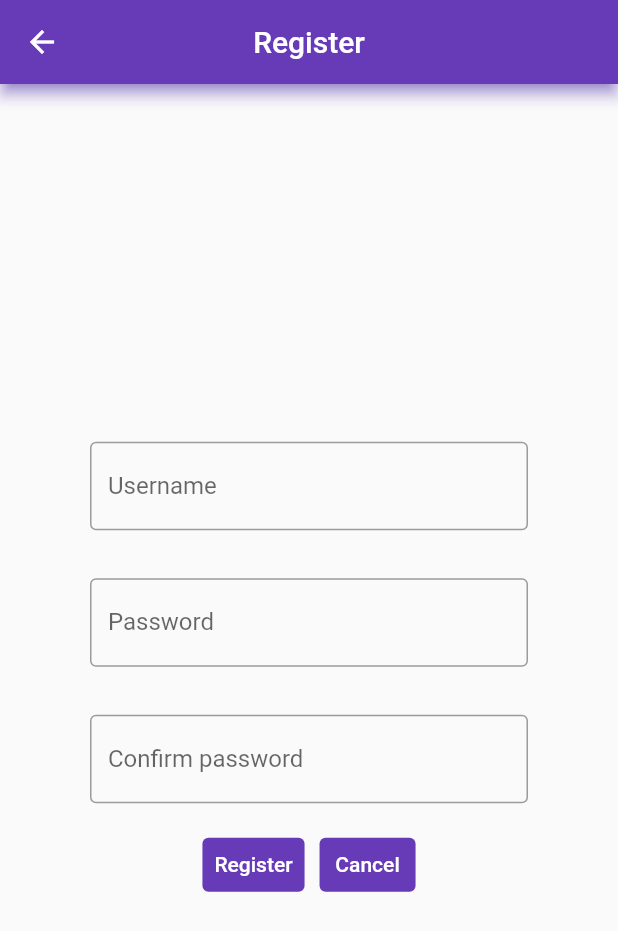
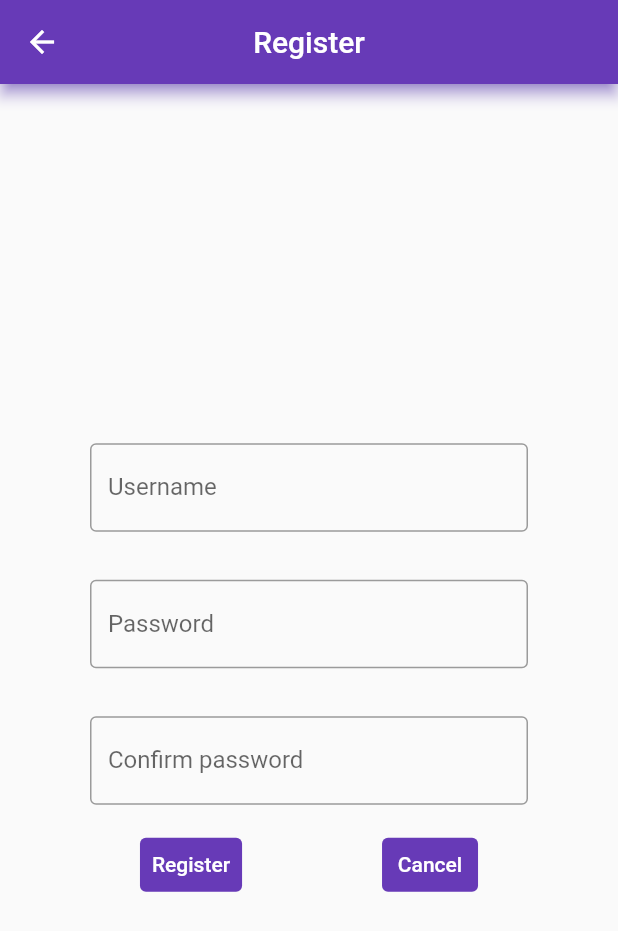
Before and after one commit to huugolopeez/Actividad2Din, a Flutter app: the PerfilView screen opened by its route, after a tap on "Cancelar", after a tap on "Register", on a phone screen of 412 x 824 dp. Shown: the top 931 px of the screen. Run offline on Flutter 3.47's test engine with Material 2 defaults, Android fonts, the light colour scheme and no system bars; our stand-ins replace cloud_firestore, firebase_auth, firebase_core; accounts and stored records are empty; generated files the repository leaves out were written again; network calls fail.

Commit message:
Commit creacion HLTextButton e implementacion de la misma:  -Creacion de una clase de personalizacion de TextButton  -Implementacion de la clase en LoginView, RegisterView y PerfilView

```diff
--- a/lib/custom/BottomMenu.dart
+++ b/lib/custom/BottomMenu.dart
@@ -13,7 +13,7 @@ class BottomMenu extends StatelessWidget {
       children: [
         TextButton(onPressed: () => evento!(0), child: Icon(Icons.list, color: Colors.deepPurpleAccent)),
         TextButton(onPressed: () => evento!(1), child: Icon(Icons.grid_view, color: Colors.deepPurpleAccent))
-      ],
+      ]
     );
   }
 
--- /dev/null
+++ b/lib/custom/HLTextButton.dart
@@ -0,0 +1,38 @@
+import 'package:flutter/material.dart';
+
+class HLTextButton extends StatelessWidget {
+
+  Function(int indice)? evento;
+  Widget sText0;
+  Widget sText1;
+
+  HLTextButton({Key? key,
+    required this.sText0,
+    required this.sText1,
+    this.evento
+  }) : super(key : key);
+
+  @override
+  Widget build(BuildContext context) {
+
+    return Row(
+      mainAxisAlignment: MainAxisAlignment.spaceEvenly,
+      children: [
+        TextButton(
+          onPressed: () => evento!(0),
+          child: sText0,
+          style: ButtonStyle(
+            backgroundColor: MaterialStateProperty.all(Colors.deepPurple),
+            foregroundColor: MaterialStateProperty.all(Colors.white)
+          )),
+        TextButton(
+          onPressed: () => evento!(1),
+          child: sText1,
+          style: ButtonStyle(
+            backgroundColor: MaterialStateProperty.all(Colors.deepPurple),
+            foregroundColor: MaterialStateProperty.all(Colors.white)
+          ))
+      ]
+    );
+  }
+}
--- a/lib/main/HomeView.dart
+++ b/lib/main/HomeView.dart
@@ -16,7 +16,7 @@ class _HomeViewState extends State<HomeView> {
 
   FirebaseFirestore db = FirebaseFirestore.instance;
   final List<FbPost> posts = [];
-  late bool bIsList = true;
+  bool bIsList = true;
 
   @override
   void initState() {
--- a/lib/onBoarding/LoginView.dart
+++ b/lib/onBoarding/LoginView.dart
@@ -1,3 +1,4 @@
+import 'package:actividad2/custom/HLTextButton.dart';
 import 'package:firebase_auth/firebase_auth.dart';
 import 'package:flutter/material.dart';
 
@@ -36,6 +37,11 @@ class LoginView extends StatelessWidget {
     }
   }
 
+  void onHLTextutton(int indice) {
+    if(indice == 0) onClickLogin();
+    else if(indice == 1) onClickRegister();
+  }
+
   @override
   Widget build(BuildContext context) {
 
@@ -53,31 +59,7 @@ class LoginView extends StatelessWidget {
         children: [
           HLTextField(sLabel: 'Username', tecController: tecEmail),
           HLTextField(sLabel: 'Password', tecController: tecPass, blIsPassword: true),
-          Row(
-            mainAxisAlignment: MainAxisAlignment.center,
-            children: [
-              Padding(
-                padding: EdgeInsets.symmetric(horizontal: 5, vertical: 1),
-                child: TextButton(
-                  onPressed: () { onClickLogin(); },
-                  child: Text('Login'),
-                  style: ButtonStyle(
-                    backgroundColor: MaterialStateProperty.all(Colors.deepPurple),
-                    foregroundColor: MaterialStateProperty.all(Colors.white)
-                  ))
-              ),
-              Padding(
-                padding: EdgeInsets.symmetric(horizontal: 5, vertical: 1),
-                child: TextButton(
-                  onPressed: () { onClickRegister(); },
-                  child: Text('Register'),
-                  style: ButtonStyle(
-                    backgroundColor: MaterialStateProperty.all(Colors.deepPurple),
-                    foregroundColor: MaterialStateProperty.all(Colors.white)
-                  ))
-              )
-            ]
-          )
+          HLTextButton(sText0: Text('Login'), sText1: Text('Register'), evento: onHLTextutton)
         ]
       )
     );
--- a/lib/onBoarding/PerfilView.dart
+++ b/lib/onBoarding/PerfilView.dart
@@ -3,6 +3,8 @@ import 'package:actividad2/custom/HLTextField.dart';
 import 'package:cloud_firestore/cloud_firestore.dart';
 import 'package:firebase_auth/firebase_auth.dart';
 import 'package:flutter/material.dart';
+
+import '../custom/HLTextButton.dart';
 
 class PerfilView extends StatelessWidget {
 
@@ -24,6 +26,11 @@ class PerfilView extends StatelessWidget {
     Navigator.of(_context).popAndPushNamed('/loginview');
   }
 
+  void onHLTextutton(int indice) {
+    if(indice == 0) onClickAceptar();
+    else if(indice == 1) onClickCancelar();
+  }
+
   @override
   Widget build(BuildContext context) {
 
@@ -41,25 +48,7 @@ class PerfilView extends StatelessWidget {
         children: [
           HLTextField(sLabel: 'Name', tecController: tecName),
           HLTextField(sLabel: 'Age', tecController: tecAge),
-          Row(
-            mainAxisAlignment: MainAxisAlignment.spaceEvenly,
-            children: [
-              TextButton(
-                onPressed: onClickAceptar,
-                child: Text('Aceptar'),
-                style: ButtonStyle(
-                  backgroundColor: MaterialStateProperty.all(Colors.deepPurple),
-                  foregroundColor: MaterialStateProperty.all(Colors.white)
-                )),
-              TextButton(
-                onPressed: onClickCancelar,
-                child: Text('Cancelar'),
-                style: ButtonStyle(
-                  backgroundColor: MaterialStateProperty.all(Colors.deepPurple),
-                  foregroundColor: MaterialStateProperty.all(Colors.white)
-                ))
-            ]
-          )
+          HLTextButton(sText0: Text('Aceptar'), sText1: Text('Cancelar'), evento: onHLTextutton)
         ]
       )
     );
--- a/lib/onBoarding/RegisterView.dart
+++ b/lib/onBoarding/RegisterView.dart
@@ -1,6 +1,7 @@
 import 'package:firebase_auth/firebase_auth.dart';
 import 'package:flutter/material.dart';
 
+import '../custom/HLTextButton.dart';
 import '../custom/HLTextField.dart';
 
 class RegisterView extends StatelessWidget {
@@ -44,6 +45,11 @@ class RegisterView extends StatelessWidget {
     }
   }
 
+  void onHLTextutton(int indice) {
+    if(indice == 0) onClickRegister();
+    else if(indice == 1) onClickCancel();
+  }
+
   @override
   Widget build(BuildContext context) {
 
@@ -62,31 +68,7 @@ class RegisterView extends StatelessWidget {
             HLTextField(sLabel: 'Username', tecController: tecEmail),
             HLTextField(sLabel: 'Password', tecController: tecPass, blIsPassword: true),
             HLTextField(sLabel: 'Confirm password', tecController: tecRepass, blIsPassword: true),
-            Row(
-              mainAxisAlignment: MainAxisAlignment.center,
-              children: [
-                Padding(
-                  padding: EdgeInsets.symmetric(horizontal: 5, vertical: 1),
-                  child: TextButton(
-                    onPressed: () { onClickRegister(); },
-                    child: Text('Register'),
-                    style: ButtonStyle(
-                      backgroundColor: MaterialStateProperty.all(Colors.deepPurple),
-                      foregroundColor: MaterialStateProperty.all(Colors.white)
-                    ))
-                ),
-                Padding(
-                    padding: EdgeInsets.symmetric(horizontal: 5, vertical: 1),
-                    child: TextButton(
-                      onPressed: () { onClickCancel(); },
-                      child: Text('Cancel'),
-                      style: ButtonStyle(
-                        backgroundColor: MaterialStateProperty.all(Colors.deepPurple),
-                        foregroundColor: MaterialStateProperty.all(Colors.white)
-                      ))
-                )
-              ]
-            )
+            HLTextButton(sText0: Text('Register'), sText1: Text('Cancel'), evento: onHLTextutton)
           ]
         )
     );
```
